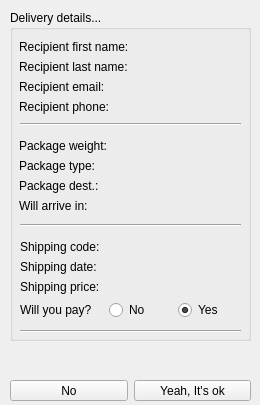
Above: confirmationwindow.ui from mariusmg2/X-Courier before the change. Below: the same form after it.
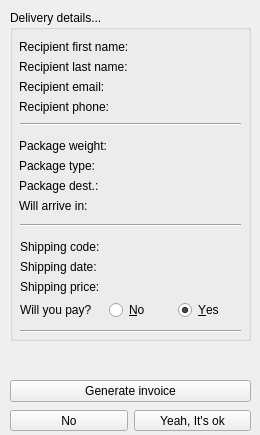
That is the form after the change.

Commit message: added an invoice generating system, that will generate invoices in .pdf format for given shippings

Patch:
```diff
--- a/confirmationwindow.ui
+++ b/confirmationwindow.ui
@@ -7,19 +7,19 @@
     <x>0</x>
     <y>0</y>
     <width>260</width>
-    <height>405</height>
+    <height>435</height>
    </rect>
   </property>
   <property name="minimumSize">
    <size>
     <width>260</width>
-    <height>405</height>
+    <height>435</height>
    </size>
   </property>
   <property name="maximumSize">
    <size>
     <width>260</width>
-    <height>405</height>
+    <height>435</height>
    </size>
   </property>
   <property name="windowTitle">
@@ -241,14 +241,14 @@
            <item>
             <widget class="QRadioButton" name="no">
              <property name="text">
-              <string>No</string>
+              <string>&amp;No</string>
              </property>
             </widget>
            </item>
            <item>
             <widget class="QRadioButton" name="yes">
              <property name="text">
-              <string>Yes</string>
+              <string>&amp;Yes</string>
              </property>
              <property name="checked">
               <bool>true</bool>
@@ -306,7 +306,7 @@
     <property name="geometry">
      <rect>
       <x>10</x>
-      <y>380</y>
+      <y>410</y>
       <width>241</width>
       <height>21</height>
      </rect>
@@ -347,6 +347,25 @@
      </item>
     </layout>
    </widget>
+   <widget class="QWidget" name="horizontalLayoutWidget_2">
+    <property name="geometry">
+     <rect>
+      <x>10</x>
+      <y>379</y>
+      <width>241</width>
+      <height>24</height>
+     </rect>
+    </property>
+    <layout class="QHBoxLayout" name="horizontalLayout_3">
+     <item>
+      <widget class="QPushButton" name="generate">
+       <property name="text">
+        <string>Generate invoice</string>
+       </property>
+      </widget>
+     </item>
+    </layout>
+   </widget>
   </widget>
  </widget>
  <resources/>
```
The commit also changes 6 other files.
